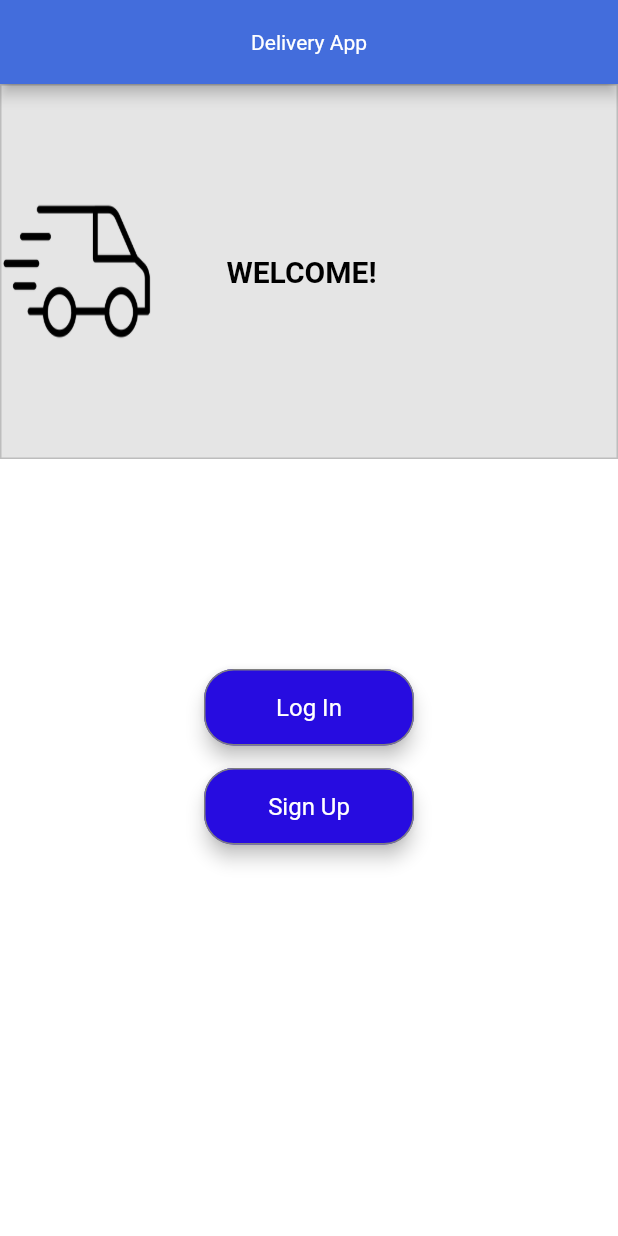
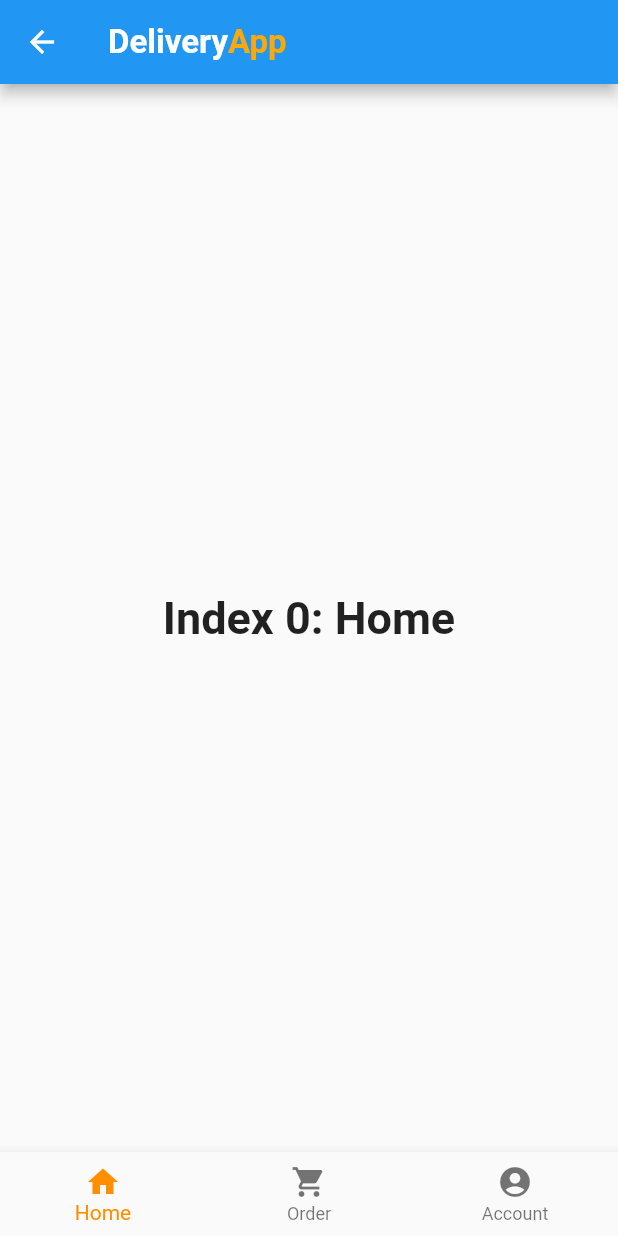
Before and after one commit to RealYSF8/itec404_delivery_app, a Flutter app: the screen it shows after launch, on a phone screen of 412 x 824 dp. Run offline on Flutter 3.47's test engine with Material 2 defaults, Android fonts, the phone set to English and light mode, and no system bars; our stand-ins replace cloud_firestore, firebase_auth, firebase_core, flutter_spinkit; accounts and stored records are empty.

Commit message:
main page with icons

```diff
--- a/lib/main.dart
+++ b/lib/main.dart
@@ -1,5 +1,6 @@
 import 'package:flutter/material.dart';
 import 'package:itec404_delivery_app/pages/home.dart';
+import 'package:itec404_delivery_app/pages/mainPage.dart';
 import 'package:itec404_delivery_app/pages/register.dart';
 import 'package:itec404_delivery_app/pages/login.dart';
 import 'package:firebase_core/firebase_core.dart';
@@ -9,11 +10,13 @@ void main() async {
   await Firebase.initializeApp();
   runApp(MaterialApp(
     debugShowCheckedModeBanner: false,
-    initialRoute: '/',
+    initialRoute: '/mainPage',
     routes: {
       '/': (context) => HomeScreen(),
       '/register': (context) => RegisterPage(),
       '/login': (context) => LoginPage(),
+      '/mainPage': (context) => MainPage(),
+
     },
   ));
 }
--- /dev/null
+++ b/lib/pages/mainPage.dart
@@ -0,0 +1,94 @@
+import 'package:flutter/material.dart';
+
+class MainPage extends StatefulWidget {
+
+  @override
+  State<MainPage> createState() => _MainPage();
+}
+
+class _MainPage extends State<MainPage> {
+  int _selectedIndex = 0;
+  static const TextStyle optionStyle =
+  TextStyle(fontSize: 30, fontWeight: FontWeight.bold);
+  static const List<Widget> _widgetOptions = <Widget>[
+    Text(
+      'Index 0: Home',
+      style: optionStyle,
+    ),
+    Text(
+      'Index 1: Order',
+      style: optionStyle,
+    ),
+    Text(
+      'Index 2: Location',
+      style: optionStyle,
+    ),
+    Text(
+      'Index 3: Account',
+      style: optionStyle,
+    ),
+  ];
+
+  void _onItemTapped(int index) {
+    setState(() {
+      _selectedIndex = index;
+    });
+  }
+
+  @override
+  Widget build(BuildContext context) {
+    return Scaffold(
+      appBar: AppBar(
+          centerTitle: false,
+          title: Row(
+              children: <Widget>[
+                Text(
+                  "Delivery",
+                  textAlign: TextAlign.start,
+                  overflow: TextOverflow.clip,
+                  style: TextStyle(
+                    fontWeight: FontWeight.w700,
+                    fontStyle: FontStyle.normal,
+                    fontSize: 22,
+                    color: Color(0xffffffff),
+                ),
+          ),
+                Text("App",
+                  textAlign: TextAlign.start,
+                  overflow: TextOverflow.clip,
+                style: TextStyle(
+                  fontWeight: FontWeight.w700,
+                  fontStyle: FontStyle.normal,
+                  fontSize: 22,
+                  color: Color(0xfffba808),
+                ),
+                ),
+              ]
+          ),
+          backgroundColor: Colors.blue,
+    ),
+      body: Center(
+        child: _widgetOptions.elementAt(_selectedIndex),
+      ),
+      bottomNavigationBar: BottomNavigationBar(
+        items: const <BottomNavigationBarItem>[
+          BottomNavigationBarItem(
+            icon: Icon(Icons.home),
+            label: 'Home',
+          ),
+          BottomNavigationBarItem(
+            icon: Icon(Icons.shopping_cart),
+            label: 'Order',
+          ),
+          BottomNavigationBarItem(
+            icon: Icon(Icons.account_circle),
+            label: 'Account',
+          ),
+        ],
+        currentIndex: _selectedIndex,
+        selectedItemColor: Colors.amber[800],
+        onTap: _onItemTapped,
+      ),
+    );
+  }
+}
```
